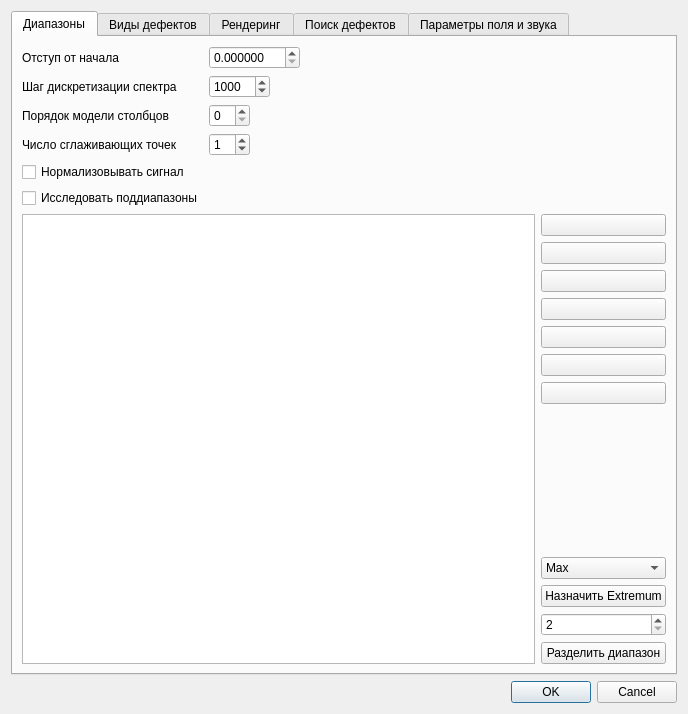
Qt form src/Gui/ProcessingParametersDialog.ui (Ddv-progia/compositescannerarm) before a commit.
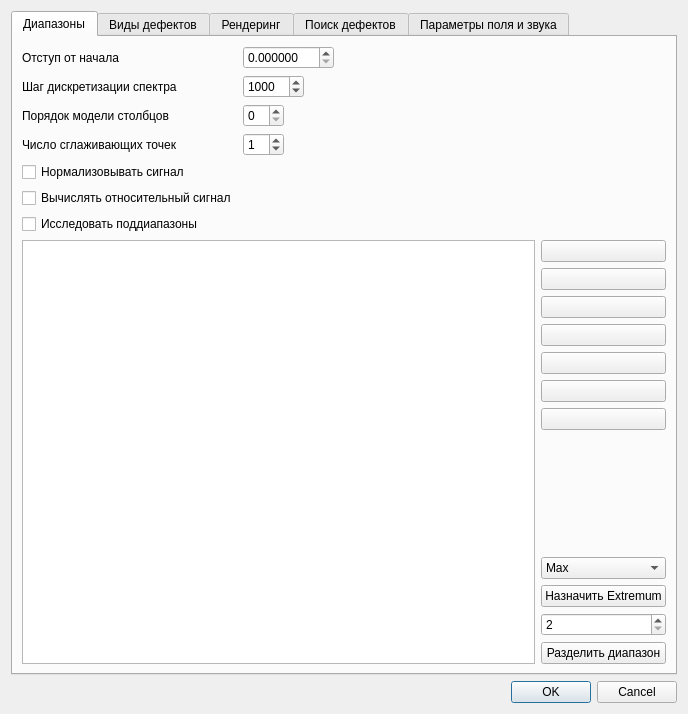
The same form after that commit. The open tabs and pages were chosen to show the change. Icons and pictures are not drawn.

Diff of the .ui file:
```diff
--- a/src/Gui/ProcessingParametersDialog.ui
+++ b/src/Gui/ProcessingParametersDialog.ui
@@ -97,7 +97,7 @@
            </property>
           </widget>
          </item>
-         <item row="5" column="0">
+         <item row="6" column="0">
           <widget class="QCheckBox" name="useSubRangesCheckBox">
            <property name="text">
             <string>Исследовать поддиапазоны</string>
@@ -134,6 +134,13 @@
            </property>
           </widget>
          </item>
+         <item row="5" column="0">
+          <widget class="QCheckBox" name="relateCheckBox">
+           <property name="text">
+            <string>Вычислять относительный сигнал</string>
+           </property>
+          </widget>
+         </item>
         </layout>
        </item>
        <item>
```
Left out of the diff: 2 changed lines with no effect on the pictures.
